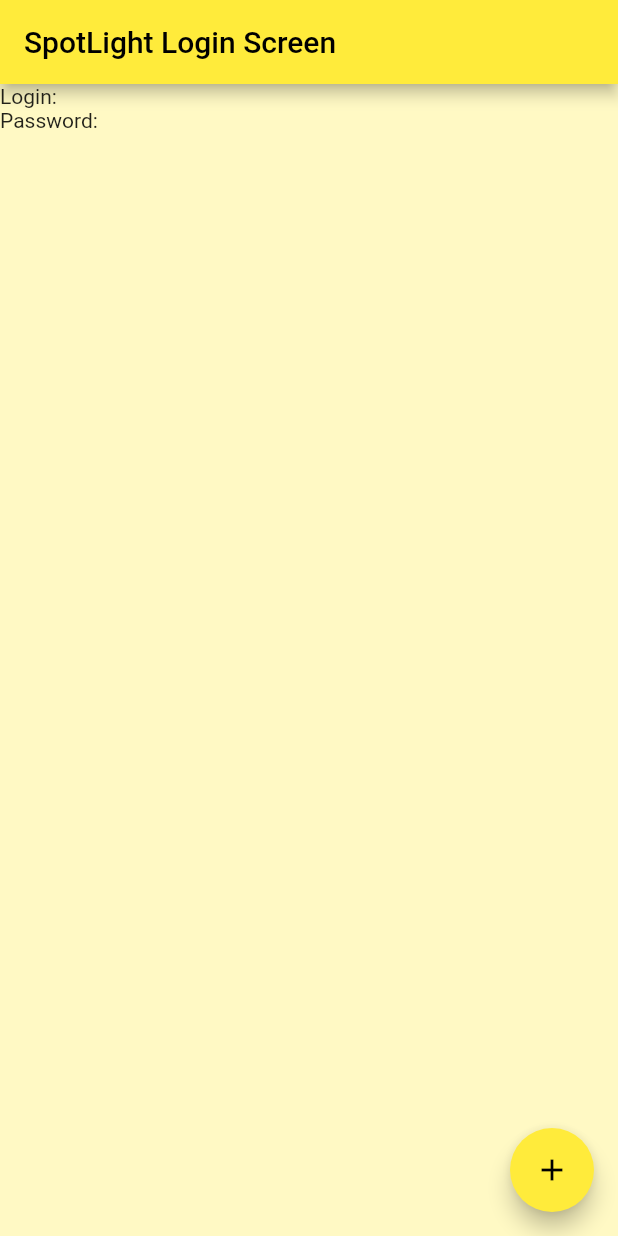
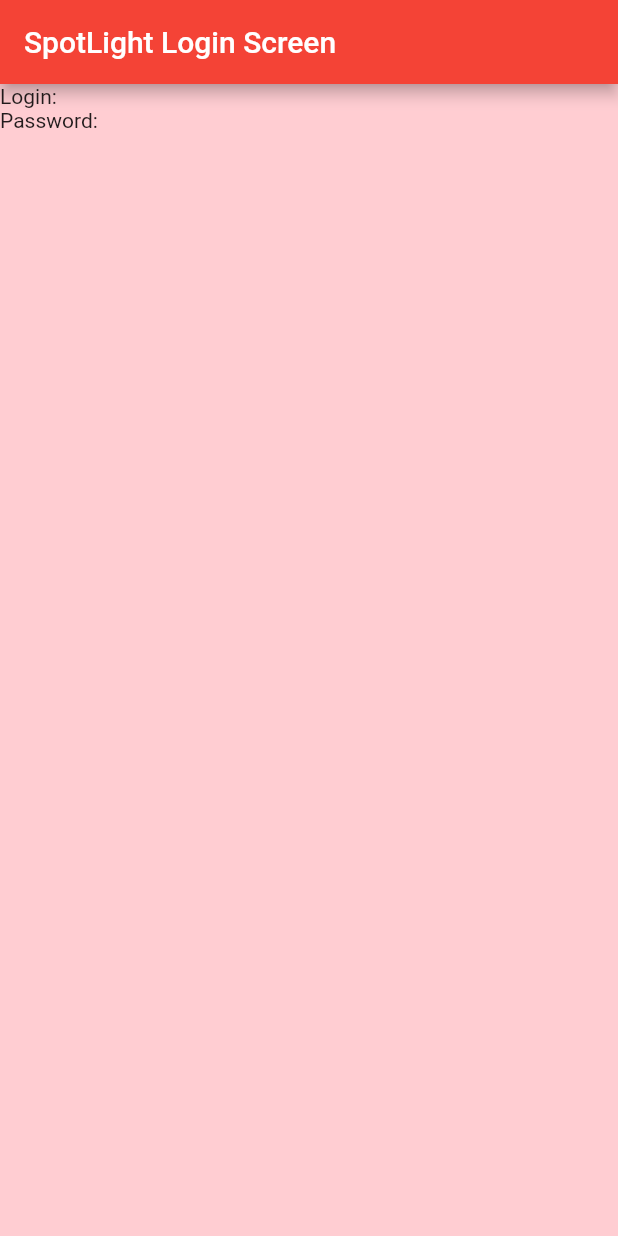
Before and after one commit to astrebe/project-spotlight, a Flutter app: the screen it shows after launch, on a phone screen of 412 x 824 dp. Run offline on Flutter 3.47's test engine with Material 2 defaults, Android fonts, the phone set to English and light mode, and no system bars.

Commit message:
No More Counter
Changed base color from yellow to red and removed the increment counter.

```diff
--- a/spotlight_app/lib/main.dart
+++ b/spotlight_app/lib/main.dart
@@ -23,7 +23,7 @@
         // or simply save your changes to "hot reload" in a Flutter IDE).
         // Notice that the counter didn't reset back to zero; the application
         // is not restarted.
-        primarySwatch: Colors.yellow,
+        primarySwatch: Colors.red,
       ),
       home: const MyHomePage(title: 'SpotLight Login Screen'),
     );
@@ -49,19 +49,6 @@
 }
 
 class _MyHomePageState extends State<MyHomePage> {
-  int _counter = 0;
-
-  void _incrementCounter() {
-    setState(() {
-      // This call to setState tells the Flutter framework that something has
-      // changed in this State, which causes it to rerun the build method below
-      // so that the display can reflect the updated values. If we changed
-      // _counter without calling setState(), then the build method would not be
-      // called again, and so nothing would appear to happen.
-      _counter++;
-    });
-  }
-
   @override
   Widget build(BuildContext context) {
     // This method is rerun every time setState is called, for instance as done
@@ -76,13 +63,7 @@
         // the App.build method, and use it to set our appbar title.
         title: Text(widget.title),
       ),
-      body: LoginScreen(
-      ),
-      floatingActionButton: FloatingActionButton(
-        onPressed: _incrementCounter,
-        tooltip: 'Increment',
-        child: const Icon(Icons.add),
-      ), // This trailing comma makes auto-formatting nicer for build methods.
+      body: LoginScreen(),
     );
   }
 }
```
